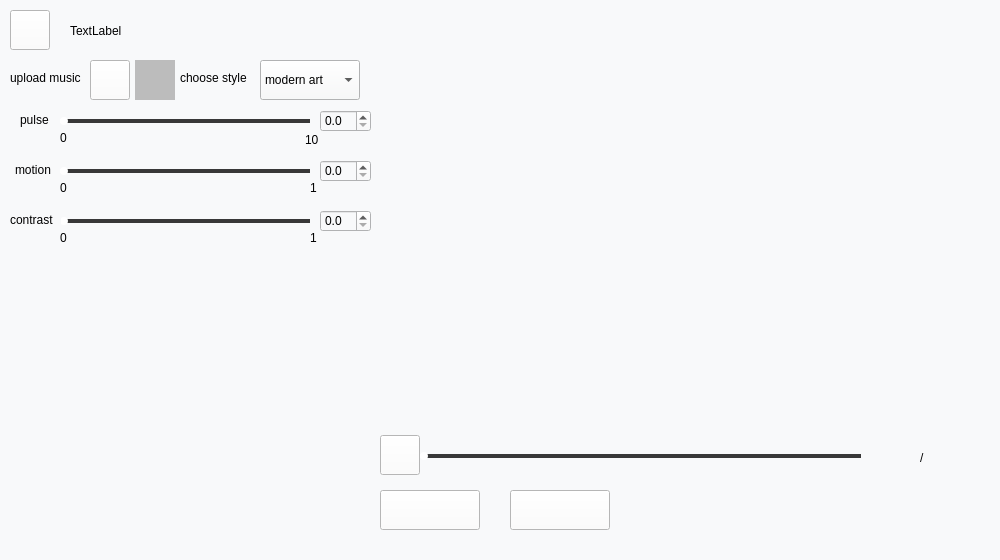
Qt form MusicVisualization/src/View/CreateVideos/CreateVideoWindow.ui (MohanChi/MusicVisualization) before a commit.
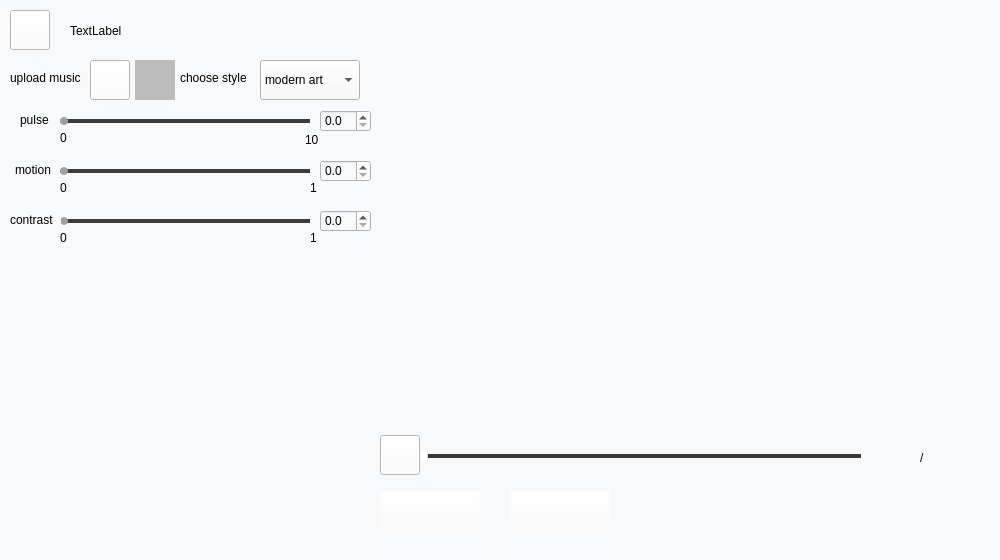
The same form after that commit. Icons and pictures are not drawn. Custom widgets are drawn as their Qt base class.

Commit message: update and add some button img, create a new pushbutton widget which can response hovering and pressing

Diff of the .ui file:
```diff
--- a/MusicVisualization/src/View/CreateVideos/CreateVideoWindow.ui
+++ b/MusicVisualization/src/View/CreateVideos/CreateVideoWindow.ui
@@ -72,7 +72,7 @@
 background:transparent;
 }
 QSlider::handle:horizontal {
-background: rgb(255,255,255);
+background: rgb(160,160,160);
 width:8px;
 height:8px;
 border-radius:4px;
@@ -80,12 +80,12 @@
 margin-bottom:7px;
 }
 QSlider::sub-page:horizontal {
-background:rgb(255,255,255);
+background: rgb(160,160,160);
 margin-top:9px;
 margin-bottom:9px;
 }
 QSlider::add-page:horizontal {
-background: rgb(56,56,56);
+background: rgb(60,60,60);
 margin-top:9px;
 margin-bottom:9px;
 }
@@ -119,7 +119,7 @@
 background:transparent;
 }
 QSlider::handle:horizontal {
-background: rgb(255,255,255);
+background: rgb(160,160,160);
 width:8px;
 height:8px;
 border-radius:4px;
@@ -127,12 +127,12 @@
 margin-bottom:7px;
 }
 QSlider::sub-page:horizontal {
-background:rgb(255,255,255);
+background: rgb(160,160,160);
 margin-top:9px;
 margin-bottom:9px;
 }
 QSlider::add-page:horizontal {
-background: rgb(56,56,56);
+background: rgb(60,60,60);
 margin-top:9px;
 margin-bottom:9px;
 }
@@ -247,7 +247,7 @@
 background:transparent;
 }
 QSlider::handle:horizontal {
-background: rgb(255,255,255);
+background: rgb(160,160,160);
 width:8px;
 height:8px;
 border-radius:4px;
@@ -255,12 +255,12 @@
 margin-bottom:7px;
 }
 QSlider::sub-page:horizontal {
-background:rgb(255,255,255);
+background: rgb(160,160,160);
 margin-top:9px;
 margin-bottom:9px;
 }
 QSlider::add-page:horizontal {
-background: rgb(56,56,56);
+background: rgb(60,60,60);
 margin-top:9px;
 margin-bottom:9px;
 }
@@ -400,7 +400,7 @@
      </rect>
     </property>
     <property name="styleSheet">
-     <string notr="true">background-color: rgb(255, 255, 255);</string>
+     <string notr="true">background-color: rgba(255, 255, 255, 0);</string>
     </property>
     <property name="text">
      <string/>
@@ -422,7 +422,7 @@
      </rect>
     </property>
     <property name="styleSheet">
-     <string notr="true">background-color: rgb(255, 255, 255);</string>
+     <string notr="true">background-color: rgba(255, 255, 255, 0);</string>
     </property>
     <property name="text">
      <string/>
@@ -640,6 +640,13 @@
   </widget>
  </widget>
  <layoutdefault spacing="6" margin="11"/>
+ <customwidgets>
+  <customwidget>
+   <class>ResPushButton</class>
+   <extends>QPushButton</extends>
+   <header location="global">F:\MIProject\MusicVisualization\MusicVisualization\src\Module\QtWidget\respushbutton.h</header>
+  </customwidget>
+ </customwidgets>
  <resources>
   <include location="../../../MusicVisualization.qrc"/>
  </resources>
```
Left out of the diff: 22 changed lines with no effect on the pictures. The commit also changes 82 other files.
